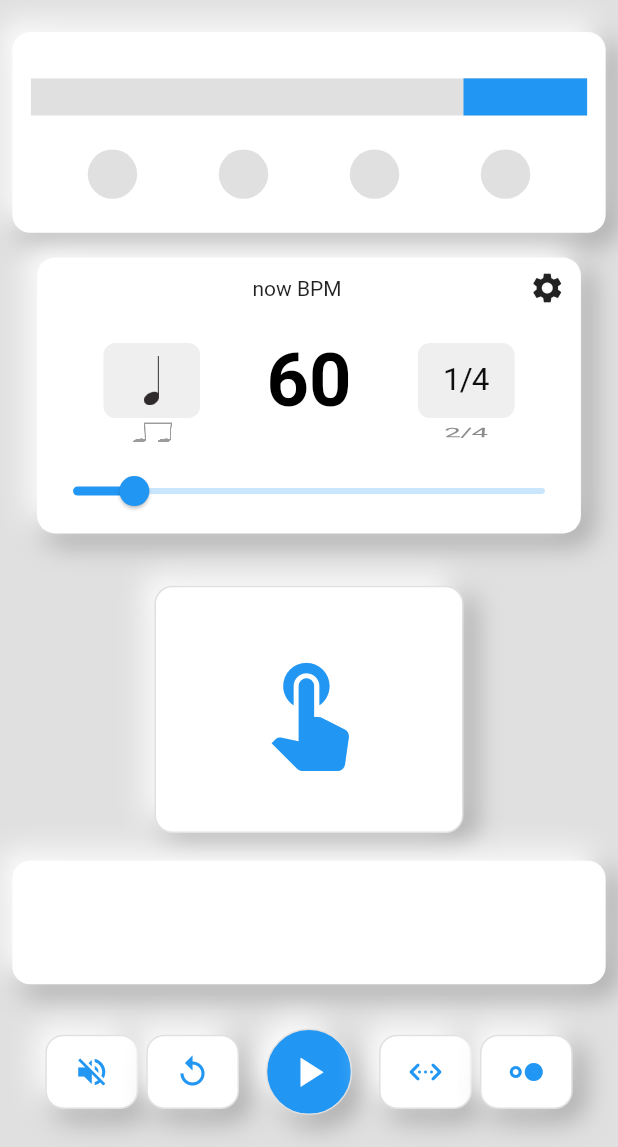
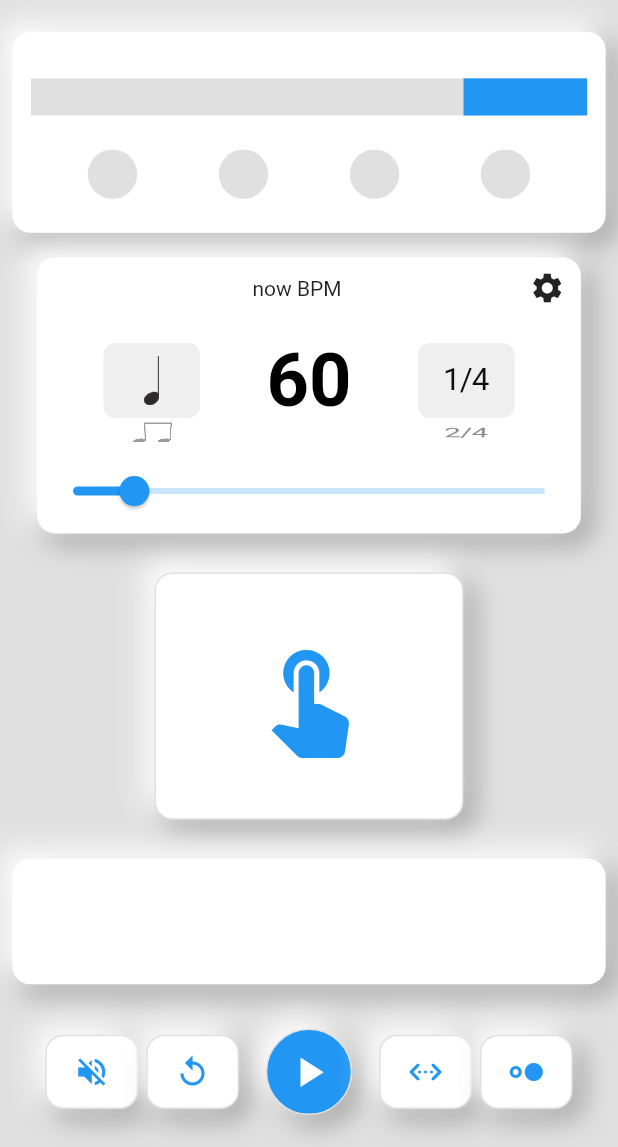
Before and after one commit to yuto90/metronome, a Flutter app: the screen it shows after launch, on a phone screen of 412 x 824 dp, the part 89-1236 px from its top. Run offline on Flutter 3.47's test engine with Material 2 defaults, Android fonts, the light colour scheme and no system bars; drawn by our look-alikes of google_mobile_ads; missing offline and left inert: soundpool; network calls fail.

Commit message:
バナー広告を別ファイルに分離

```diff
--- a/lib/home/bpm/settings.dart
+++ b/lib/home/bpm/settings.dart
@@ -47,7 +47,7 @@ class Settings extends StatelessWidget {
           ),
           SizedBox(
             width: double.infinity,
-            height: SizeConfig.blockSizeVertical! * 50,
+            height: SizeConfig.blockSizeVertical! * 38,
             child: ListView(
               children: [
                 // todo 別ファイルに切り分け
--- a/lib/home/home.dart
+++ b/lib/home/home.dart
@@ -1,14 +1,13 @@
-import 'package:flutter/cupertino.dart';
 import 'package:flutter/material.dart';
 import 'package:provider/provider.dart';
+import 'home_model.dart';
+import 'home_part_beat.dart';
+import 'home_part_footer.dart';
+import 'home_part_pendulum.dart';
+import 'home_part_tap.dart';
+import 'home_part_adsense.dart';
+import 'home_part_bpm.dart';
 import '../size_config.dart';
-import 'home_model.dart';
-import 'package:metronome/home/home_part_beat.dart';
-import 'package:metronome/home/home_part_footer.dart';
-import 'package:metronome/home/home_part_pendulum.dart';
-import 'package:metronome/home/home_part_tap.dart';
-
-import 'home_part_bpm.dart';
 
 class Home extends StatelessWidget {
   @override
@@ -64,7 +63,7 @@ class Home extends StatelessWidget {
                   ),
                   //! ---------------------------------------------------------------
                   Expanded(
-                    flex: model.isSettings ? 10 : 4,
+                    flex: model.isSettings ? 8 : 4,
                     child: Padding(
                       padding: EdgeInsets.fromLTRB(
                         SizeConfig.blockSizeHorizontal! * 6,
@@ -79,7 +78,7 @@ class Home extends StatelessWidget {
                   model.isSettings
                       ? Container()
                       : Expanded(
-                          flex: 6,
+                          flex: 4,
                           child: Padding(
                             padding: EdgeInsets.fromLTRB(
                               SizeConfig.blockSizeHorizontal! * 2,
@@ -90,6 +89,20 @@ class Home extends StatelessWidget {
                             child: Tap(model: model),
                           ),
                         ),
+                  //! ---------------------------------------------------------------
+                  Expanded(
+                    flex: 2,
+                    child: Padding(
+                        padding: EdgeInsets.fromLTRB(
+                          SizeConfig.blockSizeHorizontal! * 2,
+                          SizeConfig.blockSizeVertical! * 1,
+                          SizeConfig.blockSizeHorizontal! * 2,
+                          SizeConfig.blockSizeVertical! * 1,
+                        ),
+                        child: Adsense(
+                          model: model,
+                        )),
+                  ),
                   //! ---------------------------------------------------------------
                   Expanded(
                     flex: 2,
--- /dev/null
+++ b/lib/home/home_part_adsense.dart
@@ -0,0 +1,20 @@
+import 'package:flutter/material.dart';
+import 'package:google_mobile_ads/google_mobile_ads.dart';
+import 'package:metronome/home/home_model.dart';
+import '../size_config.dart';
+
+class Adsense extends StatelessWidget {
+  const Adsense({Key? key, required this.model}) : super(key: key);
+
+  final HomeModel model;
+
+  @override
+  Widget build(BuildContext context) {
+    return Container(
+      decoration: model.homeProperty.smooth(),
+      width: double.infinity,
+      height: SizeConfig.blockSizeVertical! * 10,
+      child: AdWidget(ad: model.myBanner),
+    );
+  }
+}
--- a/lib/home/home_part_tap.dart
+++ b/lib/home/home_part_tap.dart
@@ -62,12 +62,6 @@ class Tap extends StatelessWidget {
           ),
         ),
         Spacer(),
-        Container(
-          decoration: model.homeProperty.smooth(),
-          width: double.infinity,
-          height: SizeConfig.blockSizeVertical! * 10,
-          child: AdWidget(ad: model.myBanner),
-        ),
       ],
     );
   }
```
